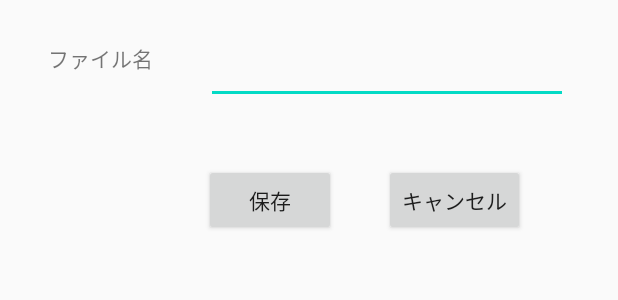
After one commit to null-miraiLABO/MovieAlarm, an Android app: the layout dialog_save.xml on its own in the app's theme, with its tools: preview values and no code run, on a phone screen of 412 x 824 dp. The commit adds this screen. Shown: the top 300 px of the screen. Run offline under Robolectric (Android 15) with nearby library versions, the phone set to English and light mode, and no system bars.

Commit message:
11 修正

```diff
--- a/app/src/main/java/com/example/moviealarm/MakeTimeDialogFragment.java
+++ b/app/src/main/java/com/example/moviealarm/MakeTimeDialogFragment.java
@@ -37,6 +37,7 @@ public class MakeTimeDialogFragment extends DialogFragment {
             switch (which){
                 case DialogInterface.BUTTON_POSITIVE:
                     msg = getString(R.string.dialog_ok_toast);
+                    //listにアイテムを追加
                     break;
                 case DialogInterface.BUTTON_NEGATIVE:
                     msg = getString(R.string.dialog_ng_toast);
--- a/app/src/main/res/layout/activity_alarm.xml
+++ b/app/src/main/res/layout/activity_alarm.xml
@@ -8,7 +8,7 @@
     tools:context=".Alarm">
 
     <ListView
-        android:id="@+id/list_todo"
+        android:id="@+id/list_alarm"
         android:background="#CCCCCC"
         android:layout_width="wrap_content"
         android:layout_height="wrap_content">
--- a/app/src/main/res/layout/activity_main.xml
+++ b/app/src/main/res/layout/activity_main.xml
@@ -8,7 +8,7 @@
     tools:context=".MainActivity">
 
     <ListView
-        android:id="@+id/list_todo"
+        android:id="@+id/list_timer"
         android:background="#CCCCCC"
         android:layout_width="wrap_content"
         android:layout_height="wrap_content">
--- /dev/null
+++ b/app/src/main/res/layout/dialog_save.xml
@@ -0,0 +1,50 @@
+<?xml version="1.0" encoding="utf-8"?>
+<androidx.constraintlayout.widget.ConstraintLayout
+    xmlns:android="http://schemas.android.com/apk/res/android"
+    xmlns:app="http://schemas.android.com/apk/res-auto"
+    xmlns:tools="http://schemas.android.com/tools"
+    android:layout_width="match_parent"
+    android:layout_height="match_parent">
+
+    <TextView
+        android:id="@+id/textView"
+        android:layout_width="89dp"
+        android:layout_height="30dp"
+        android:layout_marginStart="32dp"
+        android:layout_marginTop="28dp"
+        android:text="ファイル名"
+        app:layout_constraintStart_toStartOf="parent"
+        app:layout_constraintTop_toTopOf="parent" />
+
+    <Button
+        android:id="@+id/button"
+        android:layout_width="wrap_content"
+        android:layout_height="wrap_content"
+        android:layout_marginStart="136dp"
+        android:layout_marginTop="40dp"
+        android:text="保存"
+        app:layout_constraintStart_toStartOf="parent"
+        app:layout_constraintTop_toBottomOf="@+id/editText2" />
+
+    <Button
+        android:id="@+id/button2"
+        android:layout_width="wrap_content"
+        android:layout_height="wrap_content"
+        android:layout_marginStart="32dp"
+        android:layout_marginTop="40dp"
+        android:text="キャンセル"
+        app:layout_constraintStart_toEndOf="@+id/button"
+        app:layout_constraintTop_toBottomOf="@+id/editText2" />
+
+    <EditText
+        android:id="@+id/editText2"
+        android:layout_width="241dp"
+        android:layout_height="41dp"
+        android:layout_marginStart="16dp"
+        android:layout_marginTop="28dp"
+        android:ems="10"
+        android:inputType="textPersonName"
+        app:layout_constraintStart_toEndOf="@+id/textView"
+        app:layout_constraintTop_toTopOf="parent" />
+
+</androidx.constraintlayout.widget.ConstraintLayout>
```
Also changed, not shown: app/src/main/java/com/example/moviealarm/Alarm.java (+19 -1 lines), app/src/main/java/com/example/moviealarm/MainActivity.java (+6 -3 lines), app/src/main/res/layout/memu_main.xml (added, +10 -0 lines), app/src/main/res/layout/memu_main2.xml (added, +10 -0 lines).
